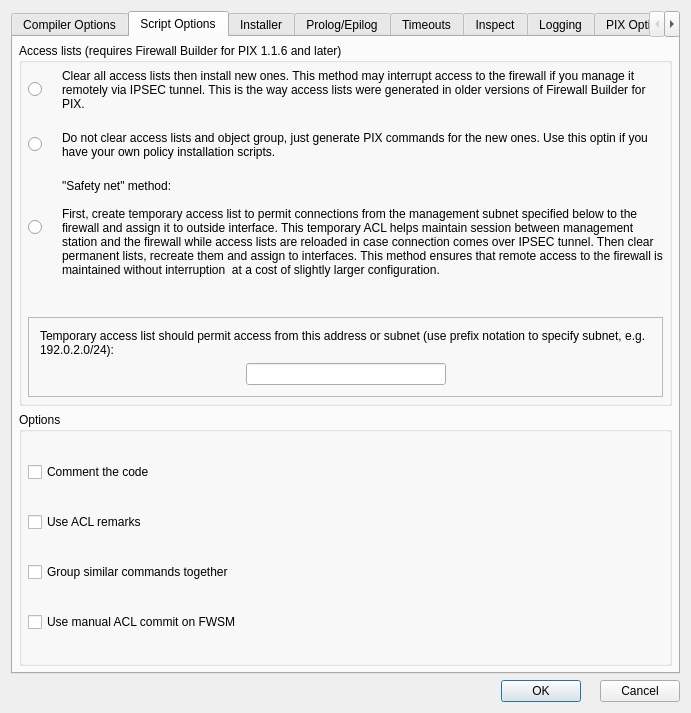
Above: src/gui/pixadvanceddialog_q.ui from fwbuilder/fwbuilder before the change. Below: the same form after it.
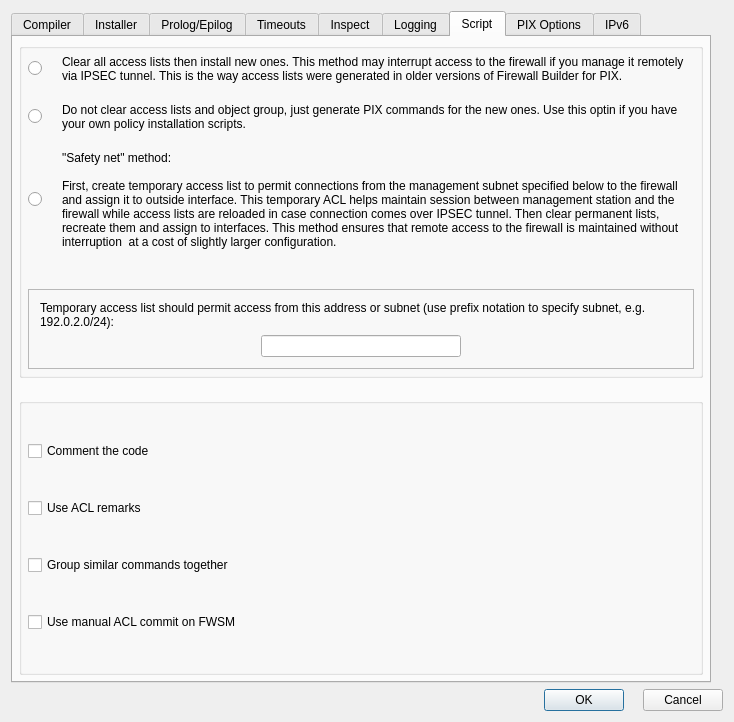
That is the form after the change. The open tabs and pages were chosen to show the change.

```diff
--- a/src/gui/pixadvanceddialog_q.ui
+++ b/src/gui/pixadvanceddialog_q.ui
@@ -8,8 +8,8 @@
    <rect>
     <x>0</x>
     <y>0</y>
-    <width>691</width>
-    <height>713</height>
+    <width>734</width>
+    <height>722</height>
    </rect>
   </property>
   <property name="windowTitle" >
@@ -81,12 +81,27 @@
    </item>
    <item row="0" column="0" >
     <widget class="QTabWidget" name="tabWidget" >
+     <property name="maximumSize" >
+      <size>
+       <width>700</width>
+       <height>16777215</height>
+      </size>
+     </property>
+     <property name="tabPosition" >
+      <enum>QTabWidget::North</enum>
+     </property>
+     <property name="tabShape" >
+      <enum>QTabWidget::Rounded</enum>
+     </property>
      <property name="currentIndex" >
       <number>0</number>
      </property>
+     <property name="usesScrollButtons" >
+      <bool>true</bool>
+     </property>
      <widget class="QWidget" name="TabPage1" >
       <attribute name="title" >
-       <string>Compiler Options</string>
+       <string>Compiler</string>
       </attribute>
       <layout class="QGridLayout" >
        <property name="leftMargin" >
@@ -353,319 +368,28 @@
          </layout>
         </widget>
        </item>
-      </layout>
-     </widget>
-     <widget class="QWidget" name="tab1" >
-      <attribute name="title" >
-       <string>Script Options</string>
-      </attribute>
-      <layout class="QGridLayout" >
-       <property name="leftMargin" >
-        <number>6</number>
-       </property>
-       <property name="topMargin" >
-        <number>6</number>
-       </property>
-       <property name="rightMargin" >
-        <number>6</number>
-       </property>
-       <property name="bottomMargin" >
-        <number>6</number>
-       </property>
-       <item row="1" column="0" >
-        <widget class="QGroupBox" name="frame170" >
-         <property name="sizePolicy" >
-          <sizepolicy vsizetype="Expanding" hsizetype="Expanding" >
-           <horstretch>0</horstretch>
-           <verstretch>0</verstretch>
-          </sizepolicy>
+       <item row="2" column="0" >
+        <widget class="QCheckBox" name="mgmt_ssh" >
+         <property name="text" >
+          <string>Always permit ssh access from the management
+workstation with this address:</string>
          </property>
-         <property name="title" >
-          <string>Options</string>
-         </property>
-         <layout class="QGridLayout" >
-          <property name="leftMargin" >
-           <number>6</number>
-          </property>
-          <property name="topMargin" >
-           <number>6</number>
-          </property>
-          <property name="rightMargin" >
-           <number>6</number>
-          </property>
-          <property name="bottomMargin" >
-           <number>6</number>
-          </property>
-          <item row="0" column="0" >
-           <widget class="QCheckBox" name="pix_include_comments" >
-            <property name="toolTip" >
-             <string>Insert comments into generated PIX configuration file</string>
-            </property>
-            <property name="text" >
-             <string>Comment the code</string>
-            </property>
-           </widget>
-          </item>
-          <item row="1" column="0" >
-           <widget class="QCheckBox" name="pix_use_acl_remarks" >
-            <property name="toolTip" >
-             <string>Use ACL remarks to relate ACL commands and policy rules in the GUI</string>
-            </property>
-            <property name="text" >
-             <string>Use ACL remarks</string>
-            </property>
-           </widget>
-          </item>
-          <item row="2" column="0" >
-           <widget class="QCheckBox" name="pix_regroup_commands" >
-            <property name="toolTip" >
-             <string>Group PIX commands in the script so that similar commands appear next to each other, just like PIX does it when you use 'show config'</string>
-            </property>
-            <property name="text" >
-             <string>Group similar commands together</string>
-            </property>
-           </widget>
-          </item>
-          <item row="3" column="0" >
-           <widget class="QCheckBox" name="pix_use_manual_commit" >
-            <property name="text" >
-             <string>Use manual ACL commit on FWSM</string>
-            </property>
-           </widget>
-          </item>
-         </layout>
         </widget>
        </item>
-       <item row="0" column="0" >
-        <widget class="QGroupBox" name="buttonGroup10" >
+       <item row="2" column="1" >
+        <widget class="QLineEdit" name="mgmt_addr" >
          <property name="sizePolicy" >
-          <sizepolicy vsizetype="Expanding" hsizetype="Preferred" >
+          <sizepolicy vsizetype="Fixed" hsizetype="Expanding" >
            <horstretch>0</horstretch>
            <verstretch>0</verstretch>
           </sizepolicy>
          </property>
-         <property name="title" >
-          <string>Access lists (requires Firewall Builder for PIX 1.1.6 and later)</string>
+         <property name="maximumSize" >
+          <size>
+           <width>32767</width>
+           <height>22</height>
+          </size>
          </property>
-         <layout class="QGridLayout" >
-          <property name="leftMargin" >
-           <number>6</number>
-          </property>
-          <property name="topMargin" >
-           <number>6</number>
-          </property>
-          <property name="rightMargin" >
-           <number>6</number>
-          </property>
-          <property name="bottomMargin" >
-           <number>6</number>
-          </property>
-          <property name="horizontalSpacing" >
-           <number>20</number>
-          </property>
-          <property name="verticalSpacing" >
-           <number>20</number>
-          </property>
-          <item row="0" column="1" >
-           <widget class="QLabel" name="textLabel2_3" >
-            <property name="text" >
-             <string>Clear all access lists then install new ones. This method may interrupt access to the firewall if you manage it remotely via IPSEC tunnel. This is the way access lists were generated in older versions of Firewall Builder for PIX.</string>
-            </property>
-            <property name="alignment" >
-             <set>Qt::AlignVCenter</set>
-            </property>
-            <property name="wordWrap" >
-             <bool>true</bool>
-            </property>
-            <property name="buddy" >
-             <cstring>pix_acl_basic</cstring>
-            </property>
-           </widget>
-          </item>
-          <item row="1" column="1" >
-           <widget class="QLabel" name="textLabel3" >
-            <property name="focusPolicy" >
-             <enum>Qt::ClickFocus</enum>
-            </property>
-            <property name="text" >
-             <string>Do not clear access lists and object group, just generate PIX commands for the new ones. Use this optin if you have your own policy installation scripts.</string>
-            </property>
-            <property name="alignment" >
-             <set>Qt::AlignVCenter</set>
-            </property>
-            <property name="wordWrap" >
-             <bool>true</bool>
-            </property>
-            <property name="buddy" >
-             <cstring>pix_acl_no_clear</cstring>
-            </property>
-           </widget>
-          </item>
-          <item row="3" column="1" >
-           <spacer>
-            <property name="orientation" >
-             <enum>Qt::Vertical</enum>
-            </property>
-            <property name="sizeType" >
-             <enum>QSizePolicy::Expanding</enum>
-            </property>
-            <property name="sizeHint" >
-             <size>
-              <width>20</width>
-              <height>20</height>
-             </size>
-            </property>
-           </spacer>
-          </item>
-          <item row="2" column="1" >
-           <widget class="QLabel" name="textLabel4" >
-            <property name="text" >
-             <string>"Safety net" method:
-
-First, create temporary access list to permit connections from the management subnet specified below to the firewall and assign it to outside interface. This temporary ACL helps maintain session between management station and the firewall while access lists are reloaded in case connection comes over IPSEC tunnel. Then clear permanent lists, recreate them and assign to interfaces. This method ensures that remote access to the firewall is maintained without interruption  at a cost of slightly larger configuration.</string>
-            </property>
-            <property name="alignment" >
-             <set>Qt::AlignVCenter</set>
-            </property>
-            <property name="wordWrap" >
-             <bool>true</bool>
-            </property>
-            <property name="buddy" >
-             <cstring>pix_acl_substitution</cstring>
-            </property>
-           </widget>
-          </item>
-          <item row="4" column="0" colspan="2" >
-           <widget class="QFrame" name="frame5" >
-            <property name="frameShape" >
-             <enum>QFrame::StyledPanel</enum>
-            </property>
-            <property name="frameShadow" >
-             <enum>QFrame::Sunken</enum>
-            </property>
-            <layout class="QGridLayout" >
-             <property name="leftMargin" >
-              <number>11</number>
-             </property>
-             <property name="topMargin" >
-              <number>11</number>
-             </property>
-             <property name="rightMargin" >
-              <number>11</number>
-             </property>
-             <property name="bottomMargin" >
-              <number>11</number>
-             </property>
-             <item row="0" column="0" colspan="3" >
-              <widget class="QLabel" name="pix_acl_temp_lbl" >
-               <property name="text" >
-                <string>Temporary access list should permit access from this address or subnet (use prefix notation to specify subnet, e.g. 192.0.2.0/24):</string>
-               </property>
-               <property name="alignment" >
-                <set>Qt::AlignVCenter</set>
-               </property>
-               <property name="wordWrap" >
-                <bool>true</bool>
-               </property>
-              </widget>
-             </item>
-             <item row="1" column="2" >
-              <spacer>
-               <property name="orientation" >
-                <enum>Qt::Horizontal</enum>
-               </property>
-               <property name="sizeType" >
-                <enum>QSizePolicy::Expanding</enum>
-               </property>
-               <property name="sizeHint" >
-                <size>
-                 <width>120</width>
-                 <height>20</height>
-                </size>
-               </property>
-              </spacer>
-             </item>
-             <item row="1" column="1" >
-              <widget class="QLineEdit" name="pix_acl_temp_addr" >
-               <property name="sizePolicy" >
-                <sizepolicy vsizetype="Fixed" hsizetype="Fixed" >
-                 <horstretch>0</horstretch>
-                 <verstretch>0</verstretch>
-                </sizepolicy>
-               </property>
-               <property name="minimumSize" >
-                <size>
-                 <width>200</width>
-                 <height>0</height>
-                </size>
-               </property>
-               <property name="maximumSize" >
-                <size>
-                 <width>120</width>
-                 <height>32767</height>
-                </size>
-               </property>
-              </widget>
-             </item>
-             <item row="1" column="0" >
-              <spacer>
-               <property name="orientation" >
-                <enum>Qt::Horizontal</enum>
-               </property>
-               <property name="sizeType" >
-                <enum>QSizePolicy::Expanding</enum>
-               </property>
-               <property name="sizeHint" >
-                <size>
-                 <width>110</width>
-                 <height>20</height>
-                </size>
-               </property>
-              </spacer>
-             </item>
-            </layout>
-           </widget>
-          </item>
-          <item row="0" column="0" >
-           <widget class="QRadioButton" name="pix_acl_basic" >
-            <property name="sizePolicy" >
-             <sizepolicy vsizetype="Fixed" hsizetype="Fixed" >
-              <horstretch>0</horstretch>
-              <verstretch>0</verstretch>
-             </sizepolicy>
-            </property>
-            <property name="text" >
-             <string/>
-            </property>
-           </widget>
-          </item>
-          <item row="1" column="0" >
-           <widget class="QRadioButton" name="pix_acl_no_clear" >
-            <property name="sizePolicy" >
-             <sizepolicy vsizetype="Fixed" hsizetype="Fixed" >
-              <horstretch>0</horstretch>
-              <verstretch>0</verstretch>
-             </sizepolicy>
-            </property>
-            <property name="text" >
-             <string/>
-            </property>
-           </widget>
-          </item>
-          <item row="2" column="0" >
-           <widget class="QRadioButton" name="pix_acl_substitution" >
-            <property name="sizePolicy" >
-             <sizepolicy vsizetype="Fixed" hsizetype="Fixed" >
-              <horstretch>0</horstretch>
-              <verstretch>0</verstretch>
-             </sizepolicy>
-            </property>
-            <property name="text" >
-             <string/>
-            </property>
-           </widget>
-          </item>
-         </layout>
         </widget>
        </item>
       </layout>
@@ -4260,6 +3984,285 @@
        </item>
       </layout>
      </widget>
+     <widget class="QWidget" name="tab1" >
+      <attribute name="title" >
+       <string>Script</string>
+      </attribute>
+      <layout class="QGridLayout" >
+       <property name="verticalSpacing" >
+        <number>20</number>
+       </property>
+       <property name="margin" >
+        <number>6</number>
+       </property>
+       <item row="1" column="0" >
+        <widget class="QGroupBox" name="frame170" >
+         <property name="sizePolicy" >
+          <sizepolicy vsizetype="Expanding" hsizetype="Expanding" >
+           <horstretch>0</horstretch>
+           <verstretch>0</verstretch>
+          </sizepolicy>
+         </property>
+         <property name="title" >
+          <string/>
+         </property>
+         <layout class="QGridLayout" >
+          <property name="margin" >
+           <number>6</number>
+          </property>
+          <item row="0" column="0" >
+           <widget class="QCheckBox" name="pix_include_comments" >
+            <property name="toolTip" >
+             <string>Insert comments into generated PIX configuration file</string>
+            </property>
+            <property name="text" >
+             <string>Comment the code</string>
+            </property>
+           </widget>
+          </item>
+          <item row="1" column="0" >
+           <widget class="QCheckBox" name="pix_use_acl_remarks" >
+            <property name="toolTip" >
+             <string>Use ACL remarks to relate ACL commands and policy rules in the GUI</string>
+            </property>
+            <property name="text" >
+             <string>Use ACL remarks</string>
+            </property>
+           </widget>
+          </item>
+          <item row="2" column="0" >
+           <widget class="QCheckBox" name="pix_regroup_commands" >
+            <property name="toolTip" >
+             <string>Group PIX commands in the script so that similar commands appear next to each other, just like PIX does it when you use 'show config'</string>
+            </property>
+            <property name="text" >
+             <string>Group similar commands together</string>
+            </property>
+           </widget>
+          </item>
+          <item row="3" column="0" >
+           <widget class="QCheckBox" name="pix_use_manual_commit" >
+            <property name="text" >
+             <string>Use manual ACL commit on FWSM</string>
+            </property>
+           </widget>
+          </item>
+         </layout>
+        </widget>
+       </item>
+       <item row="0" column="0" >
+        <widget class="QGroupBox" name="buttonGroup10" >
+         <property name="sizePolicy" >
+          <sizepolicy vsizetype="Expanding" hsizetype="Preferred" >
+           <horstretch>0</horstretch>
+           <verstretch>0</verstretch>
+          </sizepolicy>
+         </property>
+         <property name="title" >
+          <string/>
+         </property>
+         <layout class="QGridLayout" >
+          <property name="margin" >
+           <number>6</number>
+          </property>
+          <property name="spacing" >
+           <number>20</number>
+          </property>
+          <item row="0" column="1" >
+           <widget class="QLabel" name="textLabel2_3" >
+            <property name="text" >
+             <string>Clear all access lists then install new ones. This method may interrupt access to the firewall if you manage it remotely via IPSEC tunnel. This is the way access lists were generated in older versions of Firewall Builder for PIX.</string>
+            </property>
+            <property name="alignment" >
+             <set>Qt::AlignVCenter</set>
+            </property>
+            <property name="wordWrap" >
+             <bool>true</bool>
+            </property>
+            <property name="buddy" >
+             <cstring>pix_acl_basic</cstring>
+            </property>
+           </widget>
+          </item>
+          <item row="1" column="1" >
+           <widget class="QLabel" name="textLabel3" >
+            <property name="focusPolicy" >
+             <enum>Qt::ClickFocus</enum>
+            </property>
+            <property name="text" >
+             <string>Do not clear access lists and object group, just generate PIX commands for the new ones. Use this optin if you have your own policy installation scripts.</string>
+            </property>
+            <property name="alignment" >
+             <set>Qt::AlignVCenter</set>
+            </property>
+            <property name="wordWrap" >
+             <bool>true</bool>
+            </property>
+            <property name="buddy" >
+             <cstring>pix_acl_no_clear</cstring>
+            </property>
+           </widget>
+          </item>
+          <item row="3" column="1" >
+           <spacer>
+            <property name="orientation" >
+             <enum>Qt::Vertical</enum>
+            </property>
+            <property name="sizeType" >
+             <enum>QSizePolicy::Expanding</enum>
+            </property>
+            <property name="sizeHint" stdset="0" >
+             <size>
+              <width>20</width>
+              <height>20</height>
+             </size>
+            </property>
+           </spacer>
+          </item>
+          <item row="2" column="1" >
+           <widget class="QLabel" name="textLabel4" >
+            <property name="text" >
+             <string>"Safety net" method:
+
+First, create temporary access list to permit connections from the management subnet specified below to the firewall and assign it to outside interface. This temporary ACL helps maintain session between management station and the firewall while access lists are reloaded in case connection comes over IPSEC tunnel. Then clear permanent lists, recreate them and assign to interfaces. This method ensures that remote access to the firewall is maintained without interruption  at a cost of slightly larger configuration.</string>
+            </property>
+            <property name="alignment" >
+             <set>Qt::AlignVCenter</set>
+            </property>
+            <property name="wordWrap" >
+             <bool>true</bool>
+            </property>
+            <property name="buddy" >
+             <cstring>pix_acl_substitution</cstring>
+            </property>
+           </widget>
+          </item>
+          <item row="4" column="0" colspan="2" >
+           <widget class="QFrame" name="frame5" >
+            <property name="frameShape" >
+             <enum>QFrame::StyledPanel</enum>
+            </property>
+            <property name="frameShadow" >
+             <enum>QFrame::Sunken</enum>
+            </property>
+            <layout class="QGridLayout" >
+             <property name="margin" >
+              <number>11</number>
+             </property>
+             <item row="0" column="0" colspan="3" >
+              <widget class="QLabel" name="pix_acl_temp_lbl" >
+               <property name="text" >
+                <string>Temporary access list should permit access from this address or subnet (use prefix notation to specify subnet, e.g. 192.0.2.0/24):</string>
+               </property>
+               <property name="alignment" >
+                <set>Qt::AlignVCenter</set>
+               </property>
+               <property name="wordWrap" >
+                <bool>true</bool>
+               </property>
+              </widget>
+             </item>
+             <item row="1" column="2" >
+              <spacer>
+               <property name="orientation" >
+                <enum>Qt::Horizontal</enum>
+               </property>
+               <property name="sizeType" >
+                <enum>QSizePolicy::Expanding</enum>
+               </property>
+               <property name="sizeHint" stdset="0" >
+                <size>
+                 <width>120</width>
+                 <height>20</height>
+                </size>
+               </property>
+              </spacer>
+             </item>
+             <item row="1" column="1" >
+              <widget class="QLineEdit" name="pix_acl_temp_addr" >
+               <property name="sizePolicy" >
+                <sizepolicy vsizetype="Fixed" hsizetype="Fixed" >
+                 <horstretch>0</horstretch>
+                 <verstretch>0</verstretch>
+                </sizepolicy>
+               </property>
+               <property name="minimumSize" >
+                <size>
+                 <width>200</width>
+                 <height>0</height>
+                </size>
+               </property>
+               <property name="maximumSize" >
+                <size>
+                 <width>120</width>
+                 <height>32767</height>
+                </size>
+               </property>
+              </widget>
+             </item>
+             <item row="1" column="0" >
+              <spacer>
+               <property name="orientation" >
+                <enum>Qt::Horizontal</enum>
+               </property>
+               <property name="sizeType" >
+                <enum>QSizePolicy::Expanding</enum>
+               </property>
+               <property name="sizeHint" stdset="0" >
+                <size>
+                 <width>110</width>
+                 <height>20</height>
+                </size>
+               </property>
+              </spacer>
+             </item>
+            </layout>
+           </widget>
+          </item>
+          <item row="0" column="0" >
+           <widget class="QRadioButton" name="pix_acl_basic" >
+            <property name="sizePolicy" >
+             <sizepolicy vsizetype="Fixed" hsizetype="Fixed" >
+              <horstretch>0</horstretch>
+              <verstretch>0</verstretch>
+             </sizepolicy>
+            </property>
+            <property name="text" >
+             <string/>
+            </property>
+           </widget>
+          </item>
+          <item row="1" column="0" >
+           <widget class="QRadioButton" name="pix_acl_no_clear" >
+            <property name="sizePolicy" >
+             <sizepolicy vsizetype="Fixed" hsizetype="Fixed" >
+              <horstretch>0</horstretch>
+              <verstretch>0</verstretch>
+             </sizepolicy>
+            </property>
+            <property name="text" >
+             <string/>
+            </property>
+           </widget>
+          </item>
+          <item row="2" column="0" >
+           <widget class="QRadioButton" name="pix_acl_substitution" >
+            <property name="sizePolicy" >
+             <sizepolicy vsizetype="Fixed" hsizetype="Fixed" >
+              <horstretch>0</horstretch>
+              <verstretch>0</verstretch>
+             </sizepolicy>
+            </property>
+            <property name="text" >
+             <string/>
+            </property>
+           </widget>
+          </item>
+         </layout>
+        </widget>
+       </item>
+      </layout>
+     </widget>
      <widget class="QWidget" name="label638" >
       <attribute name="title" >
        <string>PIX Options</string>
```
Left out of the diff: 871 changed lines with no effect on the pictures.
